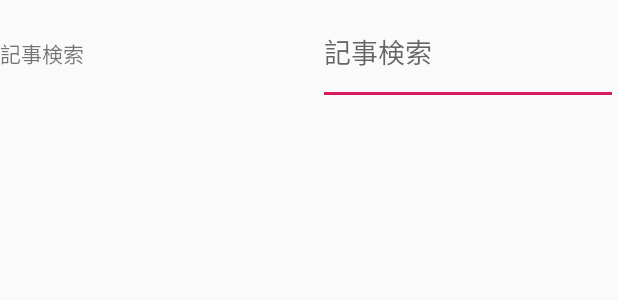
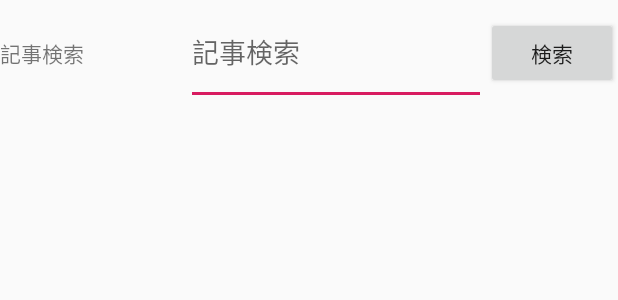
Before and after one commit to isso0424/QiitaReader, an Android app: the layout activity_main.xml on its own in the app's theme, with its tools: preview values and no code run, on a phone screen of 412 x 824 dp. Shown: the top 300 px of the screen. Run offline under Robolectric (Android 15) with nearby library versions, the phone set to English and light mode, and no system bars; network calls fail.

```diff
--- a/app/src/main/res/layout/activity_main.xml
+++ b/app/src/main/res/layout/activity_main.xml
@@ -12,11 +12,13 @@
             android:layout_height="70dp"
             android:layout_alignParentTop="true"
             android:layout_marginTop="0dp"
-            android:orientation="horizontal">
+            android:orientation="horizontal"
+            android:layout_marginButtom="@+id/listView"
+            app:layout_constraintTop_toTopOf="parent">
 
             <TextView
                 android:id="@+id/textView"
-                android:layout_width="100dp"
+                android:layout_width="0dp"
                 android:layout_height="wrap_content"
                 android:layout_weight="1"
                 android:text="@string/box"/>
@@ -26,7 +28,17 @@
             android:layout_width="200dp"
             android:layout_height="match_parent"
             android:hint="@string/box"
-                android:inputType="text"/>
+            android:inputType="text"
+            android:autofillHints="" />
+
+        <Button
+            android:id="@+id/search_button"
+            android:layout_width="wrap_content"
+            android:layout_height="wrap_content"
+            android:text="@string/button"
+
+            />
+
     </LinearLayout>
 
     <ListView
--- a/app/src/main/res/values/strings.xml
+++ b/app/src/main/res/values/strings.xml
@@ -5,4 +5,5 @@
     <string name="monthly">monthly</string>
     <string name="loading">Loading</string>
     <string name="box">記事検索</string>
+    <string name="button">検索</string>
 </resources>
```
Also changed, not shown: app/src/main/java/com/example/qiitaapp/DoSearch.kt (added, +56 -0 lines), app/src/main/java/com/example/qiitaapp/MainActivity.kt (+18 -0 lines). Lines whose indentation alone changed are shown as unchanged.
